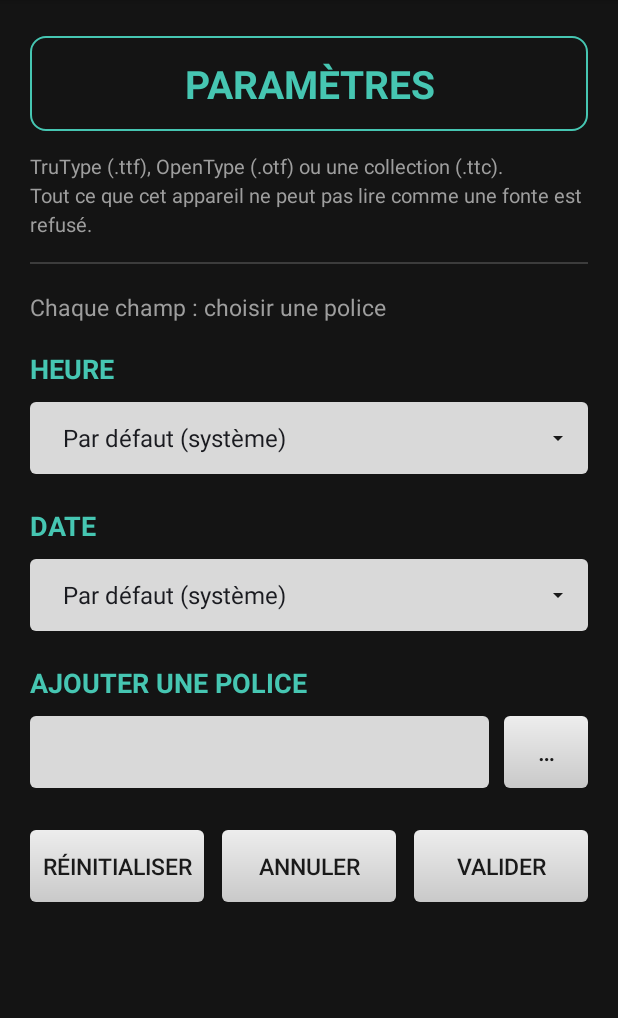
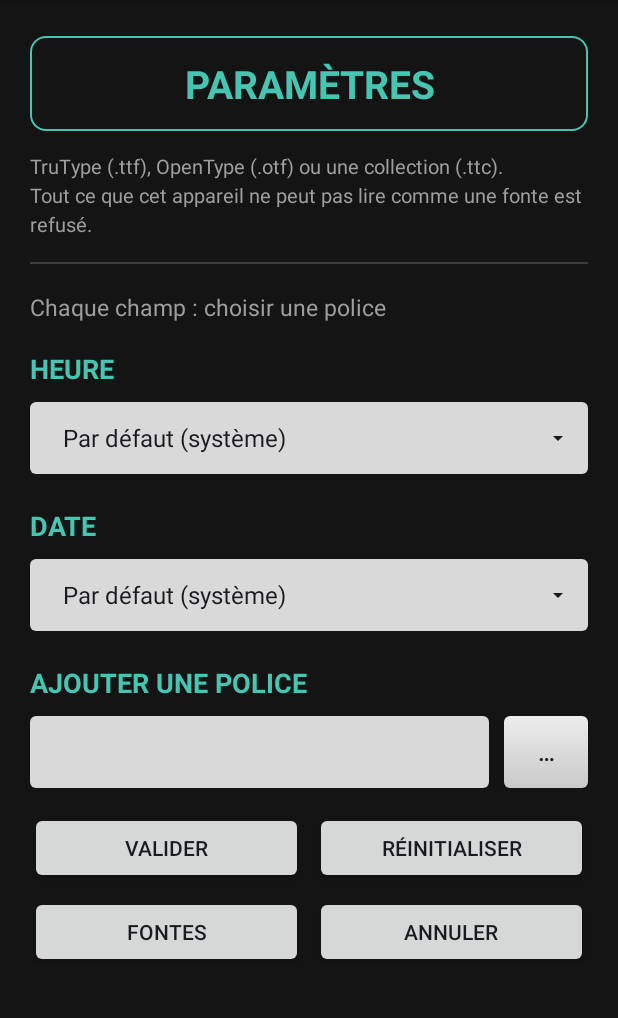
Before and after one commit to BroseStranton/ClockBob2, an Android app: the screen it shows after launch (SettingsActivity), on a phone screen of 412 x 824 dp, the part 84-1102 px from its top. Run offline under Robolectric (Android 15) with nearby library versions, the phone set to English and light mode, and no system bars.

Commit message:
Update activity_settings.xml

```diff
--- a/app/src/main/res/layout/activity_settings.xml
+++ b/app/src/main/res/layout/activity_settings.xml
@@ -146,42 +146,51 @@
         <LinearLayout
     android:layout_width="match_parent"
     android:layout_height="wrap_content"
-            android:layout_marginTop="28dp"
+    android:layout_marginTop="16dp"
+    android:orientation="vertical">
+
+    <LinearLayout
+        android:layout_width="match_parent"
+        android:layout_height="wrap_content"
         android:orientation="horizontal">
+
+        <Button
+            android:id="@+id/btn_apply"
+            android:layout_width="0dp"
+            android:layout_height="wrap_content"
+            android:layout_weight="1"
+            android:layout_marginEnd="8dp"
+            android:text="@string/btn_apply" />
 
         <Button
             android:id="@+id/btn_reset"
             android:layout_width="0dp"
-                android:layout_height="48dp"
+            android:layout_height="wrap_content"
             android:layout_weight="1"
-                android:layout_marginEnd="6dp"
-                android:background="@drawable/btn_bg"
-                android:text="@string/btn_reset"
-                android:textColor="@color/cb_field_text"
-                android:textSize="15sp" />
+            android:text="@string/btn_reset" />
+    </LinearLayout>
+
+    <LinearLayout
+        android:layout_width="match_parent"
+        android:layout_height="wrap_content"
+        android:layout_marginTop="8dp"
+        android:orientation="horizontal">
+
+        <Button
+            android:id="@+id/btn_fonts"
+            android:layout_width="0dp"
+            android:layout_height="wrap_content"
+            android:layout_weight="1"
+            android:layout_marginEnd="8dp"
+            android:text="@string/label_manage_fonts" />
 
         <Button
             android:id="@+id/btn_close"
             android:layout_width="0dp"
-                android:layout_height="48dp"
+            android:layout_height="wrap_content"
             android:layout_weight="1"
-                android:layout_marginStart="6dp"
-                android:layout_marginEnd="6dp"
-                android:background="@drawable/btn_bg"
-                android:text="@string/btn_close"
-                android:textColor="@color/cb_field_text"
-                android:textSize="15sp" />
-
-            <Button
-                android:id="@+id/btn_apply"
-                android:layout_width="0dp"
-                android:layout_height="48dp"
-                android:layout_weight="1"
-                android:layout_marginStart="6dp"
-                android:background="@drawable/btn_bg"
-                android:text="@string/btn_apply"
-                android:textColor="@color/cb_field_text"
-                android:textSize="15sp" />
+            android:text="@string/btn_close" />
+    </LinearLayout>
 </LinearLayout>
 
     </LinearLayout>
```
Lines whose indentation alone changed are shown as unchanged.
